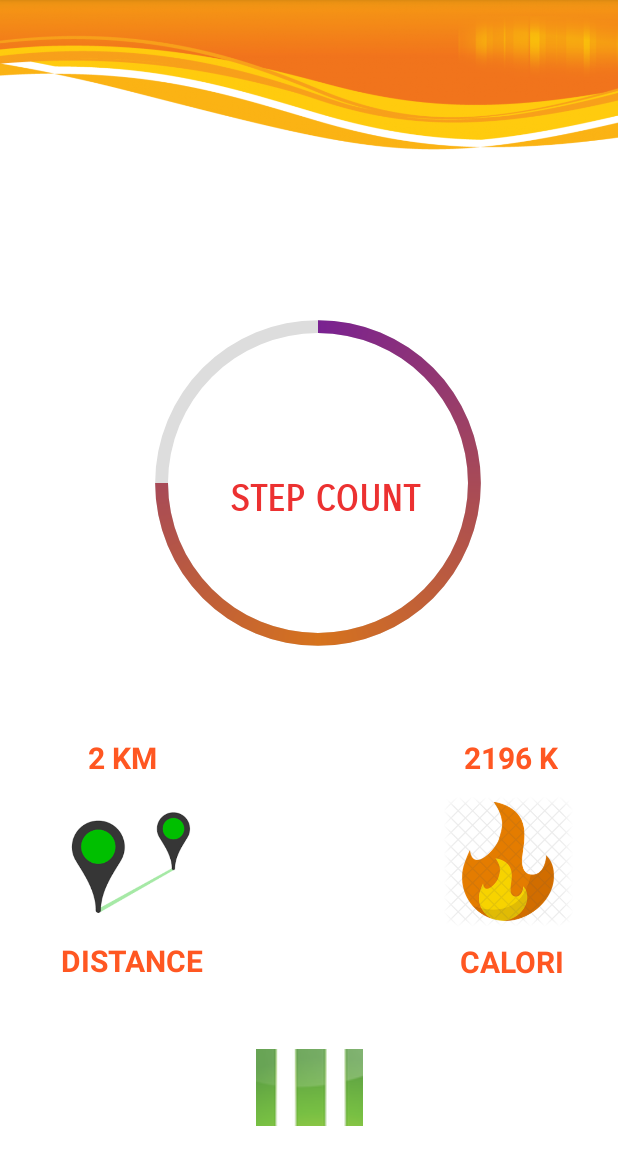
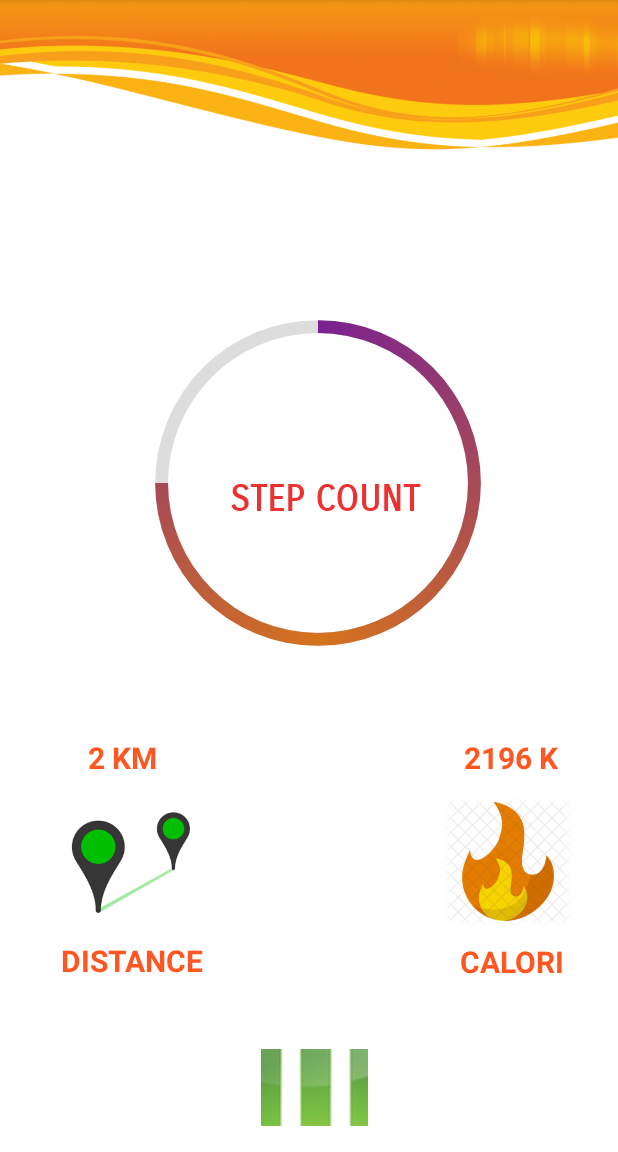
Before and after one commit to iRahulBairagi/PedoFitness-App, an Android app: the screen it shows after launch (MainActivity), on a phone screen of 412 x 824 dp, the part 84-1236 px from its top. Run offline under Robolectric (Android 15) with nearby library versions, the phone set to English and light mode, and no system bars.

Commit message:
last touch

```diff
--- a/PedoFitness/app/src/main/res/layout/activity_main.xml
+++ b/PedoFitness/app/src/main/res/layout/activity_main.xml
@@ -155,9 +155,10 @@
         android:id="@+id/imageButton2"
         android:layout_width="71dp"
         android:layout_height="51dp"
+        android:layout_marginEnd="16dp"
         app:layout_constraintBottom_toBottomOf="parent"
         app:layout_constraintEnd_toEndOf="parent"
-        app:layout_constraintHorizontal_bias="0.5"
+        app:layout_constraintHorizontal_bias="0.535"
         app:layout_constraintStart_toStartOf="parent"
         app:layout_constraintTop_toTopOf="parent"
         app:layout_constraintVertical_bias="0.976"
```
Also changed, not shown: 8 other files.
